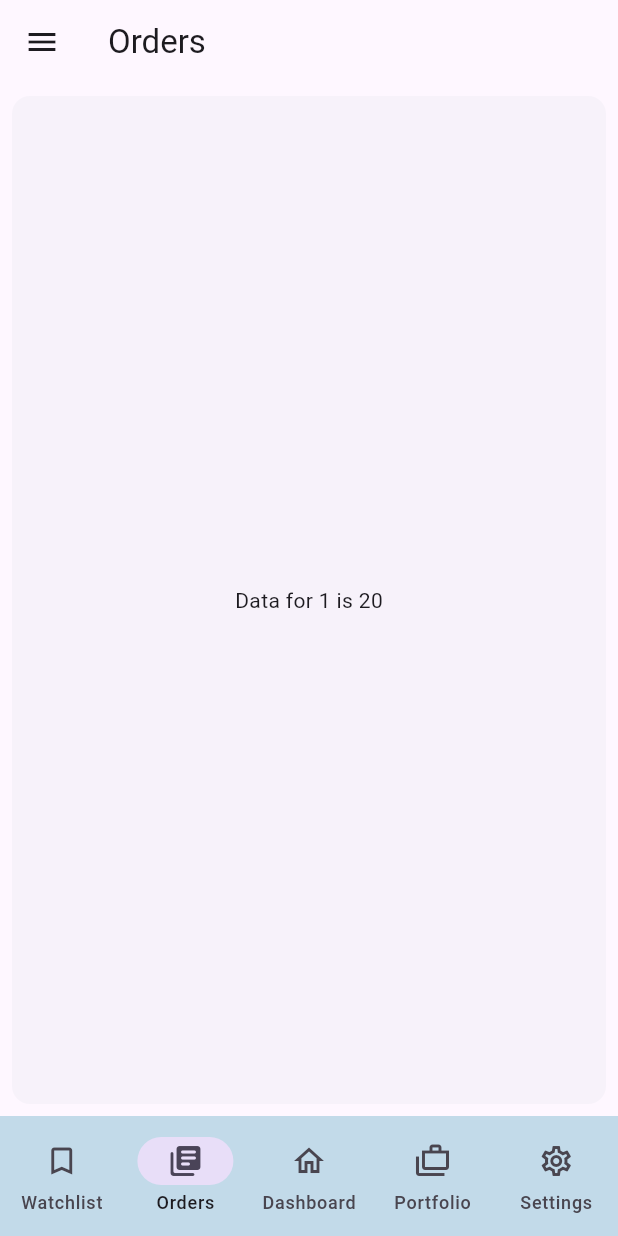
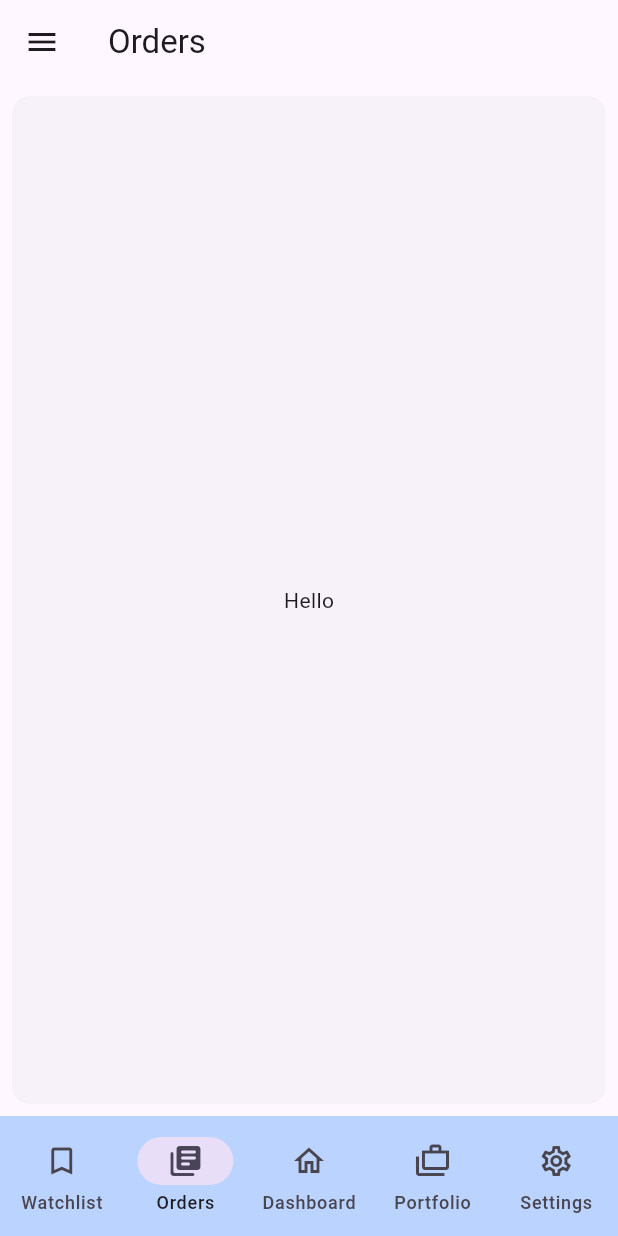
Before and after one commit to otnemio/prayan, a Flutter app: the screen it shows after launch, item 2 of the bottom bar chosen, on a phone screen of 412 x 824 dp. Run offline on Flutter 3.47's test engine with Material 3 defaults, Android fonts, the phone set to English and light mode, and no system bars; our stand-ins replace flutter_svg.

```diff
--- a/app_flutter/lib/src/navigation.dart
+++ b/app_flutter/lib/src/navigation.dart
@@ -14,18 +14,16 @@ class NavigationWidget extends StatefulWidget {
 
 class _NavigationWidgetState extends State<NavigationWidget> {
   int currentPageIndex = 0;
-  String data = '';
 
   @override
   Widget build(BuildContext context) {
     return Scaffold(
       bottomNavigationBar: NavigationBar(
-        backgroundColor: Color.fromARGB(255, 194, 218, 233),
-        onDestinationSelected: (int index) async {
+        backgroundColor: Color.fromARGB(255, 187, 211, 255),
+        onDestinationSelected: (int index) {
           setState(() {
             currentPageIndex = index;
           });
-          data = await refresh(context, index);
         },
         selectedIndex: currentPageIndex,
         destinations: const <Widget>[
@@ -59,18 +57,18 @@ class _NavigationWidgetState extends State<NavigationWidget> {
       body: SafeArea(
         child: <Widget>[
           /// Home page
-          mScaffold(context, 'Watchlist', data),
-          mScaffold(context, 'Orders', data),
-          mScaffold(context, 'Dashboard', data),
-          mScaffold(context, 'Portfolio', data),
-          mScaffold(context, 'Settings', data),
+          mScaffold(context, 'Watchlist'),
+          mScaffold(context, 'Orders'),
+          mScaffold(context, 'Dashboard'),
+          mScaffold(context, 'Portfolio'),
+          mScaffold(context, 'Settings'),
         ][currentPageIndex],
       ),
     );
   }
 }
 
-Widget mScaffold(context, String titleText, String data) {
+Widget mScaffold(context, String titleText) {
   return Scaffold(
       appBar: AppBar(
         leading: IconButton(
@@ -84,10 +82,10 @@ Widget mScaffold(context, String titleText, String data) {
         ),
         title: Text(titleText),
       ),
-      body: mPage(titleText, data));
+      body: mPage(titleText));
 }
 
-Widget mPage(String titleText, String data) {
+Widget mPage(String titleText) {
   switch (titleText) {
     case 'Dashboard':
       return const Dashboard();
@@ -97,29 +95,16 @@ Widget mPage(String titleText, String data) {
       return const Settings();
 
     default:
-      return Card(
+      return const Card(
         shadowColor: Colors.transparent,
-        margin: const EdgeInsets.all(8.0),
+        margin: EdgeInsets.all(8.0),
         child: SizedBox.expand(
           child: Center(
             child: Text(
-              data,
+              "Hello",
             ),
           ),
         ),
       );
   }
 }
-
-refresh(context, index) async {
-  var rng = Random();
-  // switch (index) {
-  //   case 3:
-  //   // var h = await getHoldings();
-  //   // Logger().d(h);
-  // }
-  int i = rng.nextInt(100);
-  // ScaffoldMessenger.of(context).showSnackBar(
-  //     SnackBar(content: Text('Data reloaded. Data for $index is $i')));
-  return "Data for $index is $i";
-}
--- a/app_flutter/lib/src/pages/portfolio.dart
+++ b/app_flutter/lib/src/pages/portfolio.dart
@@ -39,6 +39,7 @@ class _PortfolioState extends State<Portfolio> {
                   SizedBox(
                     height: 120,
                     child: Card(
+                      color: const Color.fromARGB(255, 255, 229, 229),
                       margin: const EdgeInsets.only(left: 8, right: 8, top: 4),
                       child: Row(
                         mainAxisAlignment: MainAxisAlignment.center,
@@ -141,6 +142,7 @@ class _PortfolioState extends State<Portfolio> {
                   SizedBox(
                     height: 120,
                     child: Card(
+                      color: const Color.fromARGB(255, 255, 229, 229),
                       margin: const EdgeInsets.only(left: 8, right: 8, top: 4),
                       child: Row(
                         mainAxisAlignment: MainAxisAlignment.center,
```
Also changed, not shown: app_flutter/lib/src/pages/dashboard.dart (+14 -20 lines).
